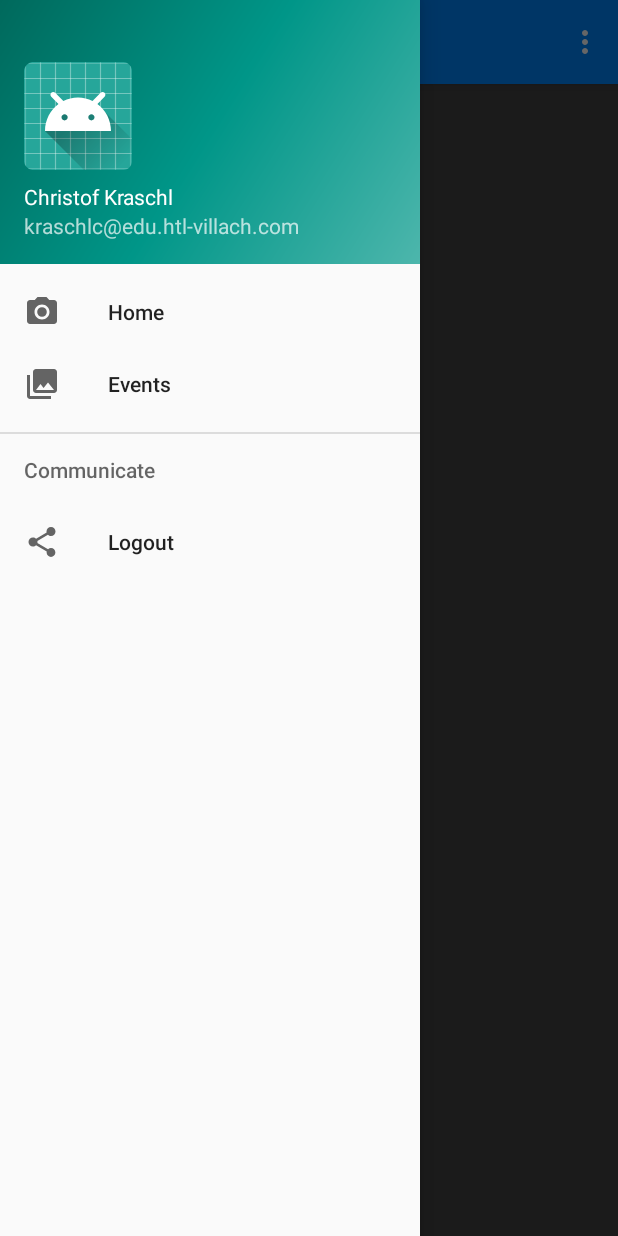
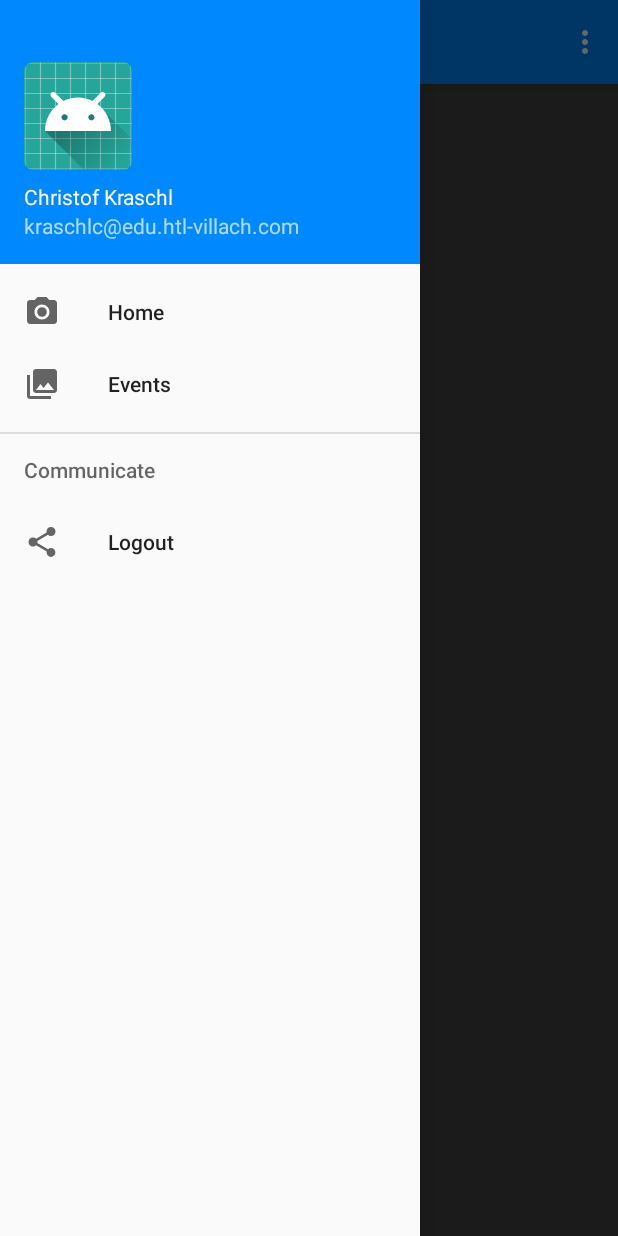
Before and after one commit to AngelikaBabin/Sportverwaltung, an Android app: the MenuActivity screen opened directly, with no data from a screen before it, with the side drawer open, on a phone screen of 412 x 824 dp. Run offline under Robolectric (Android 15) with nearby library versions, the phone set to English and light mode, and no system bars; network calls fail.

Commit message:
changed background-color

```diff
--- a/AppTeilnehmer/app/src/main/res/layout/nav_header_menu.xml
+++ b/AppTeilnehmer/app/src/main/res/layout/nav_header_menu.xml
@@ -3,7 +3,7 @@
     xmlns:app="http://schemas.android.com/apk/res-auto"
     android:layout_width="match_parent"
     android:layout_height="@dimen/nav_header_height"
-    android:background="@drawable/side_nav_bar"
+    android:background="@color/colorPrimary"
     android:gravity="bottom"
     android:orientation="vertical"
     android:paddingBottom="@dimen/activity_vertical_margin"
```
